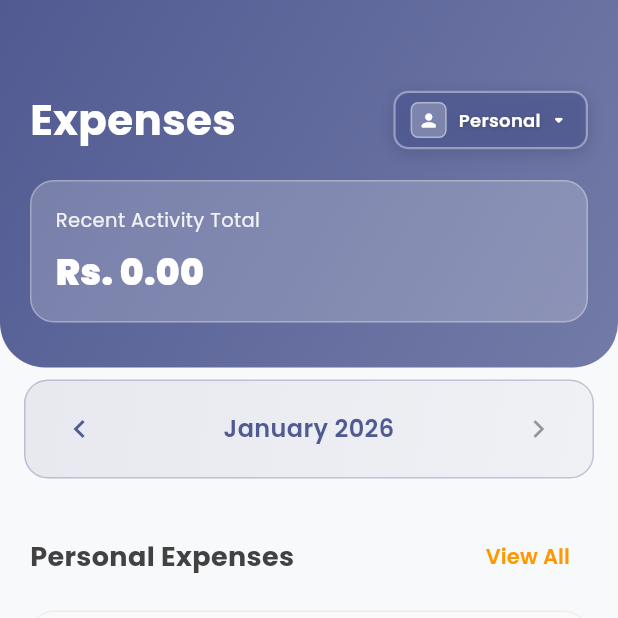
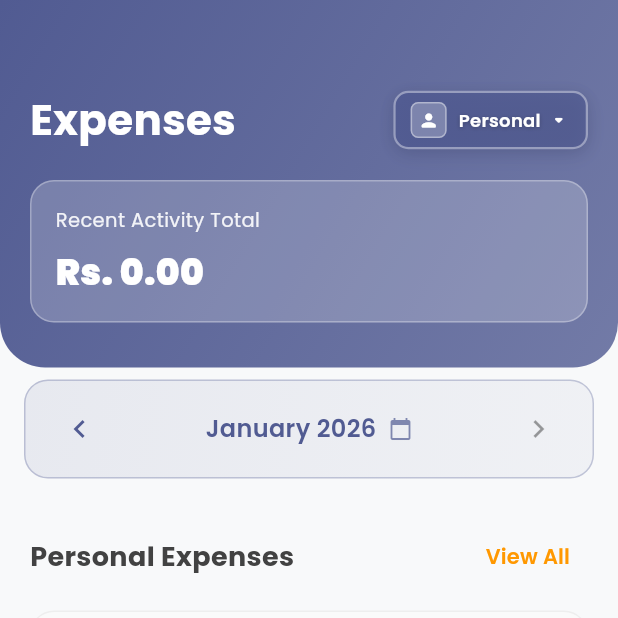
Before and after one commit to Sarthakanon/RoomEase, a Flutter app: the ExpenseScreen screen opened by its route, on a phone screen of 412 x 824 dp, the top half of it. Run offline on Flutter 3.47's test engine with Material 3 defaults, Android fonts, the phone set to English and light mode, and no system bars; our stand-ins replace cloud_firestore, cookie_jar, dio, dio_cookie_manager, firebase_auth, firebase_core and 7 more; missing offline and left inert: google_mlkit_text_recognition; accounts and stored records are empty; network calls fail.

Commit message:
feat(frontend): re-add calendar picker to month selector for specific date selection

```diff
--- a/lib/features/expenses/widgets/month_selector.dart
+++ b/lib/features/expenses/widgets/month_selector.dart
@@ -43,17 +43,32 @@ class MonthSelector extends StatelessWidget {
             tooltip: 'Previous month',
           ),
 
-          // Month and year display
+          // Month and year display - tap to open calendar
           Expanded(
+            child: InkWell(
+              onTap: () => _showDatePicker(context),
+              borderRadius: BorderRadius.circular(8),
               child: Container(
                 padding: const EdgeInsets.symmetric(vertical: 8),
-              child: Text(
+                child: Row(
+                  mainAxisAlignment: MainAxisAlignment.center,
+                  children: [
+                    Text(
                       DateFormat('MMMM yyyy').format(selectedMonth),
                       textAlign: TextAlign.center,
                       style: TextStyle(
                         fontSize: 16,
                         fontWeight: FontWeight.w600,
                         color: Theme.of(context).primaryColor,
+                      ),
+                    ),
+                    const SizedBox(width: 8),
+                    Icon(
+                      Icons.calendar_today,
+                      size: 16,
+                      color: Theme.of(context).primaryColor.withOpacity(0.7),
+                    ),
+                  ],
                 ),
               ),
             ),
@@ -97,4 +112,32 @@ class MonthSelector extends StatelessWidget {
 
     return selected.isBefore(currentMonth);
   }
+
+  Future<void> _showDatePicker(BuildContext context) async {
+    final now = DateTime.now();
+
+    // Show date picker for selecting specific date
+    final DateTime? picked = await showDatePicker(
+      context: context,
+      initialDate: selectedMonth,
+      firstDate: DateTime(2020, 1, 1),
+      lastDate: now,
+      helpText: 'Select Date',
+      builder: (context, child) {
+        return Theme(
+          data: Theme.of(context).copyWith(
+            colorScheme: ColorScheme.light(
+              primary: Theme.of(context).primaryColor,
+            ),
+          ),
+          child: child!,
+        );
+      },
+    );
+
+    if (picked != null) {
+      // Use the exact date picked (not just first day of month)
+      onMonthChanged(picked);
     }
+  }
+}
```
Lines whose indentation alone changed are shown as unchanged.
